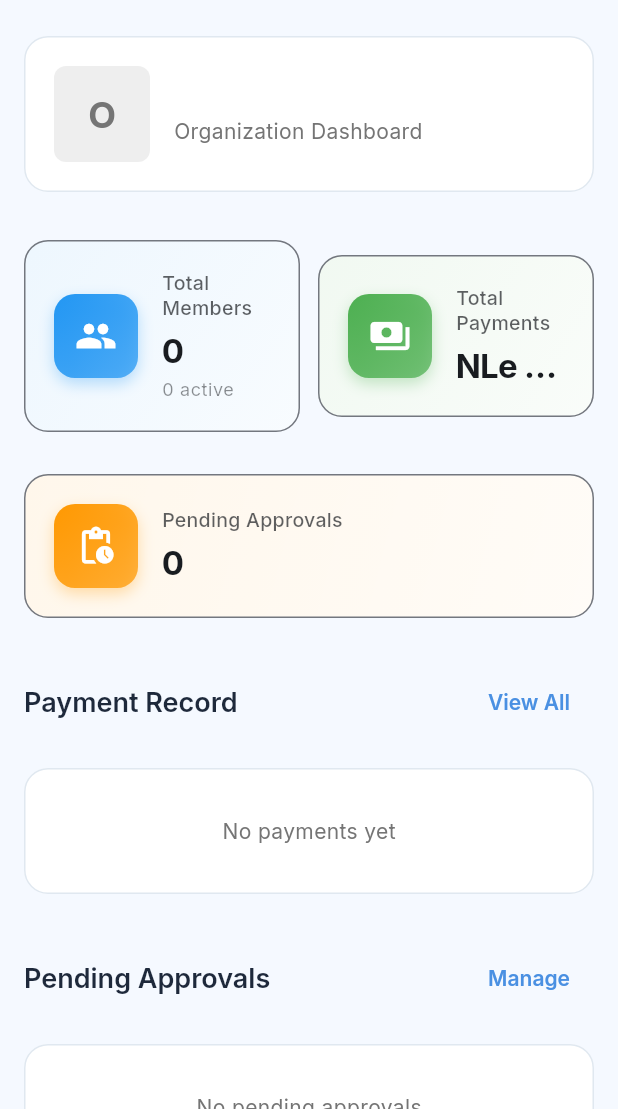
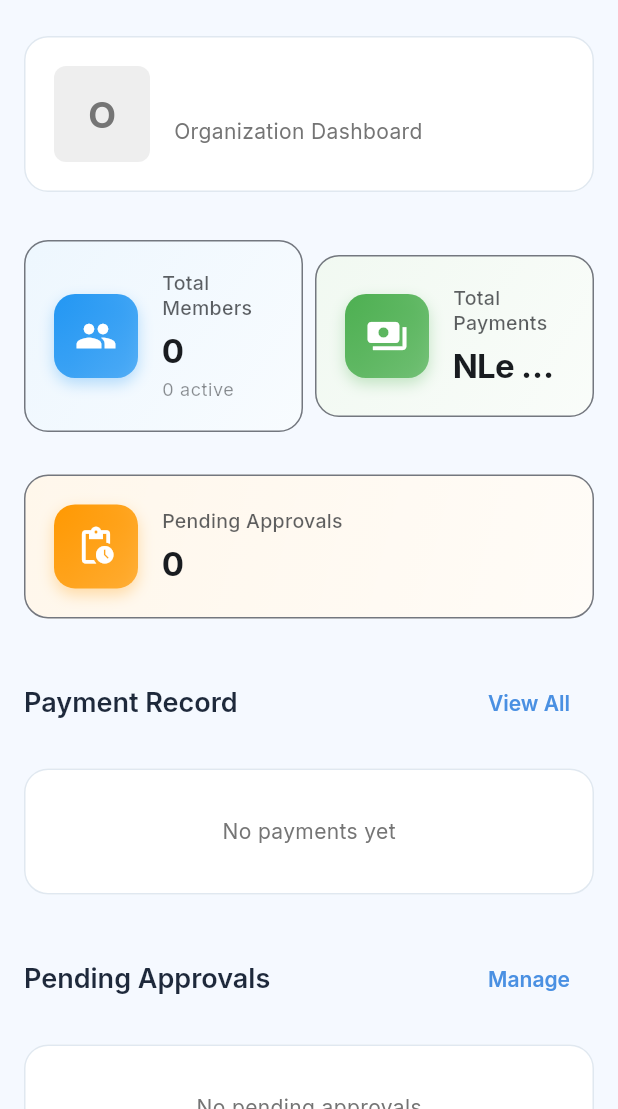
Before and after one commit to Officialsalim12/Kns-PaymentRail, a Flutter app: the AdminDashboardPage screen opened by its route, on a phone screen of 412 x 824 dp, the part 84-1193 px from its top. Run offline on Flutter 3.47's test engine with Material 3 defaults, Android fonts, the phone set to English and light mode, and no system bars; our stand-ins replace flutter_riverpod, go_router, google_fonts, image_picker, supabase_flutter; accounts and stored records are empty; network calls fail.

Commit message:
Make web and mobile apps fully responsive for all screen sizes

```diff
--- a/mobile/lib/features/admin/presentation/pages/admin_dashboard_page.dart
+++ b/mobile/lib/features/admin/presentation/pages/admin_dashboard_page.dart
@@ -69,9 +69,12 @@ class AdminDashboardPage extends ConsumerWidget {
             onRefresh: () async {
               ref.invalidate(adminDashboardProvider);
             },
-            child: SingleChildScrollView(
+            child: LayoutBuilder(
+              builder: (context, constraints) {
+                final padding = constraints.maxWidth > 600 ? 24.0 : 16.0;
+                return SingleChildScrollView(
                   physics: const AlwaysScrollableScrollPhysics(),
-              padding: const EdgeInsets.all(16),
+                  padding: EdgeInsets.all(padding),
               child: Column(
                 crossAxisAlignment: CrossAxisAlignment.start,
                 children: [
@@ -119,8 +122,11 @@ class AdminDashboardPage extends ConsumerWidget {
                         ),
                       ),
                     ),
-                  const SizedBox(height: 16),
-                  Row(
+                  SizedBox(height: padding),
+                  LayoutBuilder(
+                    builder: (context, constraints) {
+                      final isSmallScreen = constraints.maxWidth < 400;
+                      return Row(
                         children: [
                           Expanded(
                             child: AdminStatsCard(
@@ -131,7 +137,7 @@ class AdminDashboardPage extends ConsumerWidget {
                               color: Colors.blue,
                             ),
                           ),
-                      const SizedBox(width: 12),
+                          SizedBox(width: isSmallScreen ? 8 : 12),
                           Expanded(
                         child: AdminStatsCard(
                           title: 'Total Payments',
@@ -142,8 +148,10 @@ class AdminDashboardPage extends ConsumerWidget {
                         ),
                       ),
                     ],
+                  );
+                    },
                   ),
-                  const SizedBox(height: 12),
+                  SizedBox(height: padding / 1.3),
                   AdminStatsCard(
                     title: 'Pending Approvals',
                     value: '${dashboard['pendingMembers']?.length ?? 0}',
@@ -279,6 +287,8 @@ class AdminDashboardPage extends ConsumerWidget {
                     }).toList(),
                 ],
               ),
+            );
+              },
             ),
           );
         },
```
Also changed, not shown: mobile/lib/features/member/presentation/pages/member_dashboard_page.dart (+33 -12 lines), 6 other files. Lines whose indentation alone changed are shown as unchanged.
